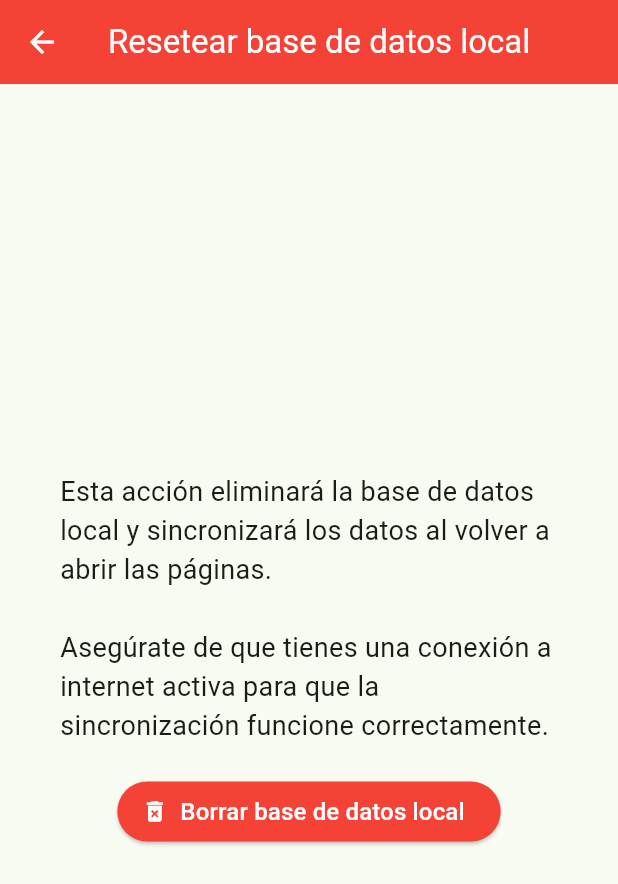
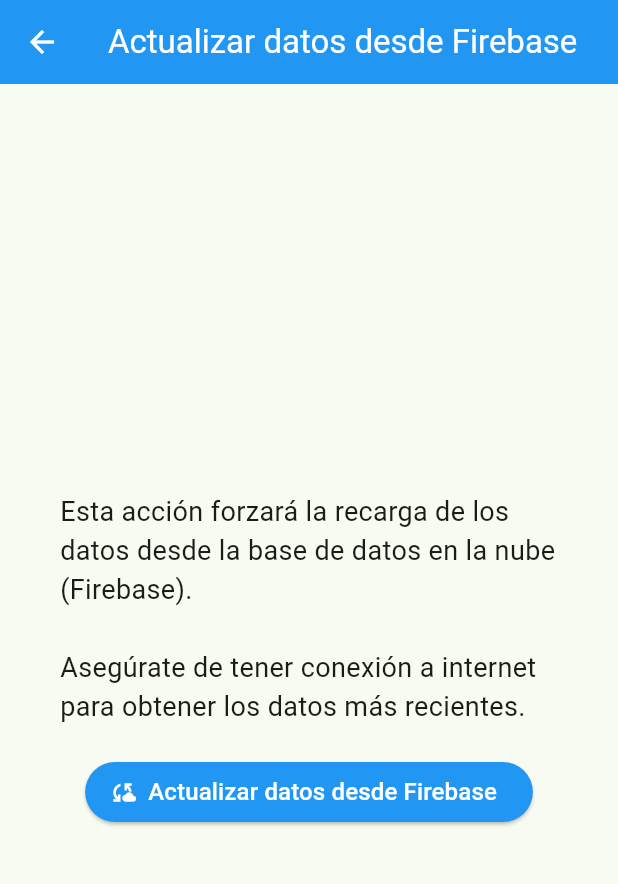
Before and after one commit to Leonides2/centro_de_reciclaje_sc, a Flutter app: the ResetLocalDbPage screen opened directly, on a phone screen of 412 x 824 dp. Shown: the top 884 px of the screen. Run offline on Flutter 3.47's test engine with Material 3 defaults, Android fonts, the phone set to English and light mode, and no system bars; our stand-ins replace email_validator, firebase_core, firebase_database, loading_animation_widget, pdf, printing and 1 more; missing offline and left inert: mailer; accounts and stored records are empty.

Commit message:
fix: Update PDF total calculations and improve ResetLocalDbPage functionality

```diff
--- a/lib/presentation/Pages/page_ingreso_details.dart
+++ b/lib/presentation/Pages/page_ingreso_details.dart
@@ -6,7 +6,6 @@ import 'package:centro_de_reciclaje_sc/core/widgets/widget_send_email_form.dart'
 import 'package:centro_de_reciclaje_sc/core/widgets/widget_wave_loading_animation.dart';
 import 'package:centro_de_reciclaje_sc/features/Models/model_draft_or_ingreso.dart';
 import 'package:centro_de_reciclaje_sc/features/Models/model_material_entry.dart';
-import 'package:centro_de_reciclaje_sc/services/service_draft_ingreso.dart';
 import 'package:centro_de_reciclaje_sc/services/service_email.dart';
 import 'package:centro_de_reciclaje_sc/services/service_material.dart';
 import 'package:flutter/material.dart';
--- a/lib/presentation/Pages/pdf_generator.dart
+++ b/lib/presentation/Pages/pdf_generator.dart
@@ -93,8 +93,8 @@ class PdfGenerator {
   ).toList();
 
   // 3. Sumar totales
-  final totalPagado = ingresosFiltrados.fold<num>(0, (a, b) => a + (b.total ?? 0));
-  final totalVendido = egresosFiltrados.fold<num>(0, (a, b) => a + (b.total ?? 0));
+  final totalPagado = ingresosFiltrados.fold<num>(0, (a, b) => a + (b.total));
+  final totalVendido = egresosFiltrados.fold<num>(0, (a, b) => a + (b.total));
   final utilidad = totalVendido - totalPagado;
 
   // 4. Construir el PDF
--- a/lib/presentation/Pages/profile/page_profile.dart
+++ b/lib/presentation/Pages/profile/page_profile.dart
@@ -95,7 +95,7 @@ class ProfilePage extends StatelessWidget {
                     ),
                   ],
                   TextCard(
-                    text: 'Resetear base de datos local',
+                    text: 'Descargar datos de la nube',
                     onTap: () {
                       Navigator.push(
                         context,
--- a/lib/presentation/Pages/profile/page_reset_local_DB.dart
+++ b/lib/presentation/Pages/profile/page_reset_local_DB.dart
@@ -1,15 +1,39 @@
-import 'package:centro_de_reciclaje_sc/services/service_database.dart';
+import 'package:centro_de_reciclaje_sc/services/service_material.dart';
+import 'package:centro_de_reciclaje_sc/services/service_ingreso.dart';
+import 'package:centro_de_reciclaje_sc/services/service_egreso.dart';
+import 'package:centro_de_reciclaje_sc/services/service_draft_ingreso.dart';
+import 'package:centro_de_reciclaje_sc/services/service_user.dart';
 import 'package:flutter/material.dart';
 
 class ResetLocalDbPage extends StatelessWidget {
   const ResetLocalDbPage({super.key});
 
+  Future<void> _forceRefreshFirebase(BuildContext context) async {
+    // Limpia los caches de los servicios principales
+    MaterialService.instance.clearMaterialsCache();
+    IngresoService.instance.clearIngresosCache.call();
+    EgresoService.instance.clearEgresosCache.call();
+    DraftIngresoService.instance.clearDraftIngresosCache.call();
+
+    await MaterialService.instance.getMaterials();
+    await UserService.instance.getUsers();
+    await IngresoService.instance.getIngresos();
+    await EgresoService.instance.getEgresos();
+    await DraftIngresoService.instance.getDraftIngresos();
+
+    if (context.mounted) {
+      ScaffoldMessenger.of(context).showSnackBar(
+        SnackBar(content: Text('¡Datos actualizados desde Firebase!')),
+      );
+    }
+  }
+
   @override
   Widget build(BuildContext context) {
     return Scaffold(
       appBar: AppBar(
-        title: Text('Resetear base de datos local'),
-        backgroundColor: Colors.red,
+        title: Text('Actualizar datos desde Firebase'),
+        backgroundColor: Colors.blue,
         foregroundColor: Colors.white,
       ),
       body: Center(
@@ -17,26 +41,23 @@ class ResetLocalDbPage extends StatelessWidget {
           padding: const EdgeInsets.all(40),
           child: Column(
             mainAxisAlignment: MainAxisAlignment.center,
-            spacing: 20,
             children: [
               Text(
-                'Esta acción eliminará la base de datos local y sincronizará los datos al volver a abrir las páginas.'
-                '\n\nAsegúrate de que tienes una conexión a internet activa para que la sincronización funcione correctamente.',
-
+                'Esta acción forzará la recarga de los datos desde la base de datos en la nube (Firebase).'
+                '\n\nAsegúrate de tener conexión a internet para obtener los datos más recientes.',
                 textAlign: TextAlign.left,
                 style: TextStyle(fontSize: 18),
               ),
+              const SizedBox(height: 20),
               ElevatedButton.icon(
-                icon: Icon(Icons.delete_forever,
-                color: Colors.white
+                icon: Icon(Icons.cloud_sync, color: Colors.white),
+                label: Text(
+                  'Actualizar datos desde Firebase',
+                  style: TextStyle(fontSize: 16, color: Colors.white),
                 ),
-                label: Text('Borrar base de datos local', style: TextStyle(
-                  fontSize: 16,
-                  color: Colors.white,
-                  )),
-                style: ElevatedButton.styleFrom(backgroundColor: Colors.red),
+                style: ElevatedButton.styleFrom(backgroundColor: Colors.blue),
                 onPressed: () async {
-                  await deleteLocalDatabase();
+                  await _forceRefreshFirebase(context);
                 },
               ),
             ],
--- a/lib/services/service_user.dart
+++ b/lib/services/service_user.dart
@@ -9,6 +9,12 @@ import 'package:firebase_database/firebase_database.dart';
 class UserService {
   static final UserService instance = UserService();
   final dbRef = FirebaseDatabase.instance.ref("usuarios");
+
+  List<User>? usersCache;
+
+  void clearUsersCache() {
+    usersCache = null;
+  }
 
   String hashPassword(String password) {
     final bytes = utf8.encode(password);
```
